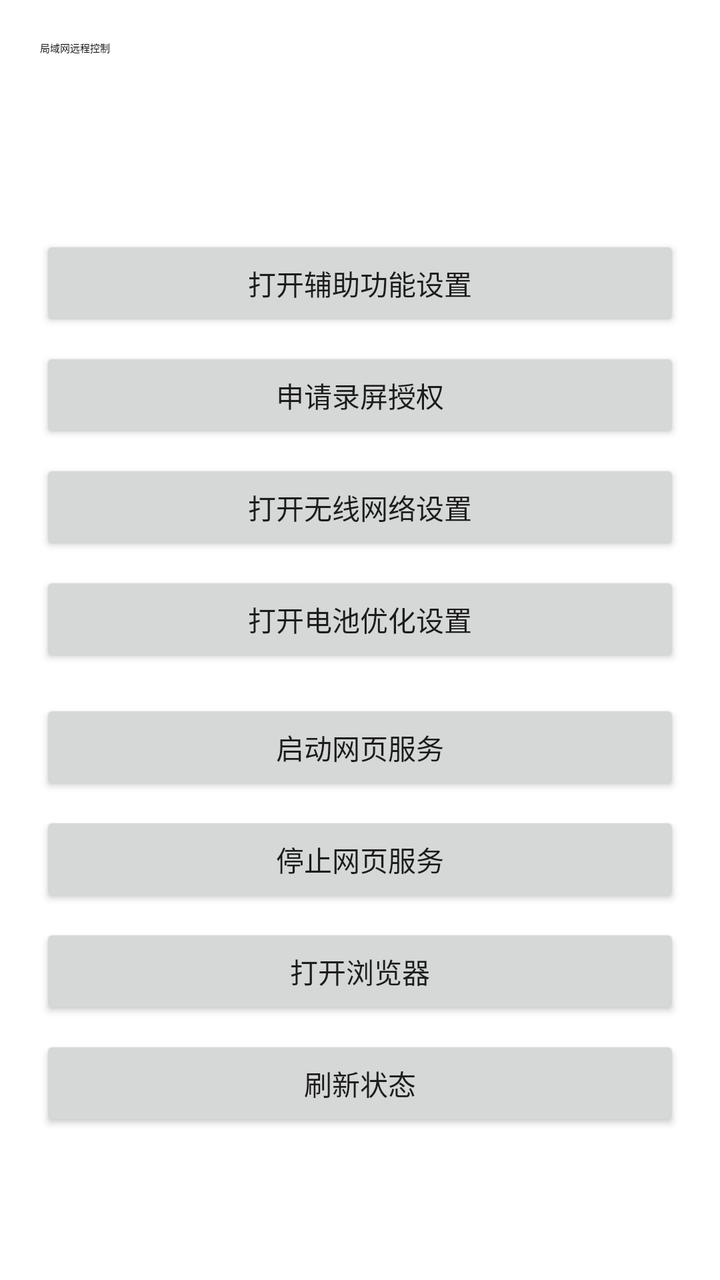
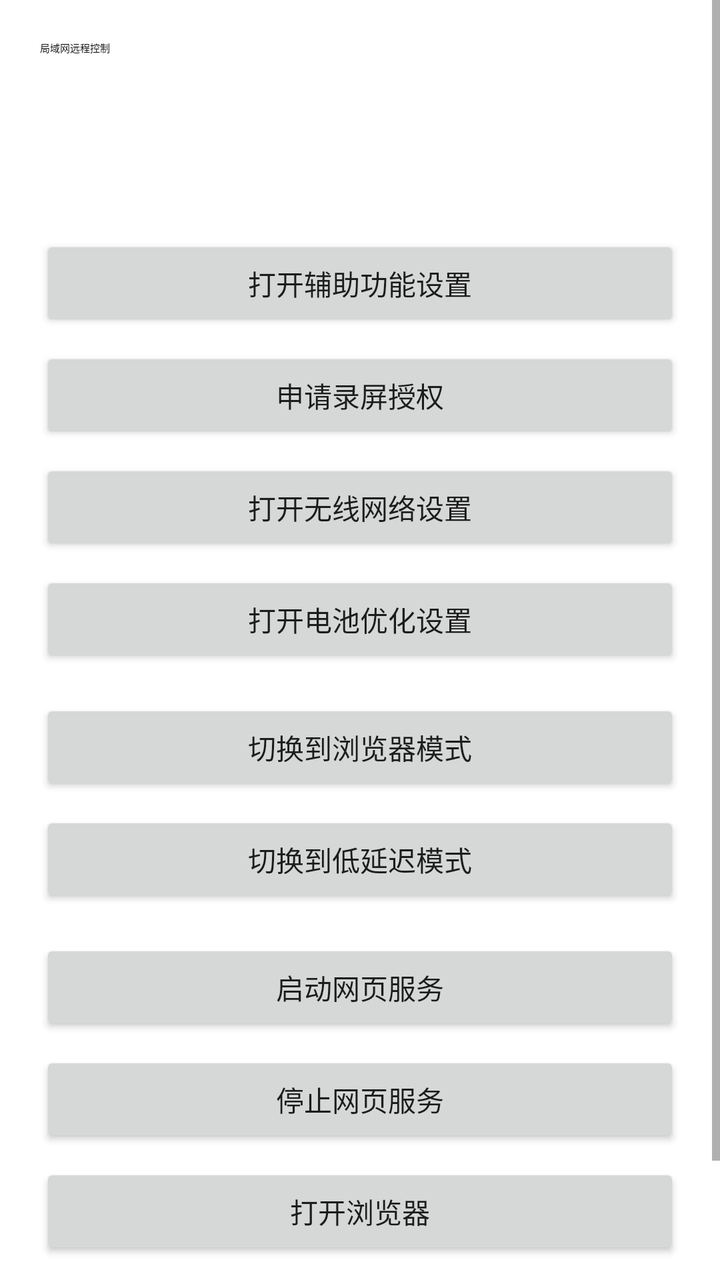

Compare the two renders of this Android layout. The source of the first and the diff that turns it into the second are given below.
<!-- AndroidManifest.xml: application theme Theme.LanRemoteControl -->
<!-- res/layout/activity_main.xml -->
<?xml version="1.0" encoding="utf-8"?>
<ScrollView xmlns:android="http://schemas.android.com/apk/res/android"
    android:layout_width="match_parent"
    android:layout_height="match_parent">

    <LinearLayout
        android:layout_width="match_parent"
        android:layout_height="wrap_content"
        android:orientation="vertical"
        android:padding="20dp">

        <TextView
            android:id="@+id/titleText"
            android:layout_width="wrap_content"
            android:layout_height="wrap_content"
            android:text="@string/app_name"
            android:textAppearance="?attr/textAppearanceHeadlineSmall" />

        <TextView
            android:id="@+id/statusText"
            android:layout_width="match_parent"
            android:layout_height="wrap_content"
            android:layout_marginTop="16dp"
            android:textIsSelectable="true" />

        <TextView
            android:id="@+id/instructionsText"
            android:layout_width="match_parent"
            android:layout_height="wrap_content"
            android:layout_marginTop="16dp"
            android:textIsSelectable="true" />

        <Button
            android:id="@+id/openAccessibilityButton"
            android:layout_width="match_parent"
            android:layout_height="wrap_content"
            android:layout_marginTop="20dp"
            android:text="@string/open_accessibility_settings" />

        <Button
            android:id="@+id/requestProjectionButton"
            android:layout_width="match_parent"
            android:layout_height="wrap_content"
            android:layout_marginTop="8dp"
            android:text="@string/request_projection_permission" />

        <Button
            android:id="@+id/openWifiButton"
            android:layout_width="match_parent"
            android:layout_height="wrap_content"
            android:layout_marginTop="8dp"
            android:text="@string/open_wifi_settings" />

        <Button
            android:id="@+id/openBatteryButton"
            android:layout_width="match_parent"
            android:layout_height="wrap_content"
            android:layout_marginTop="8dp"
            android:text="@string/open_battery_settings" />

        <Button
            android:id="@+id/startServerButton"
            android:layout_width="match_parent"
            android:layout_height="wrap_content"
            android:layout_marginTop="16dp"
            android:text="@string/start_server" />

        <Button
            android:id="@+id/stopServerButton"
            android:layout_width="match_parent"
            android:layout_height="wrap_content"
            android:layout_marginTop="8dp"
            android:text="@string/stop_server" />

        <Button
            android:id="@+id/openBrowserButton"
            android:layout_width="match_parent"
            android:layout_height="wrap_content"
            android:layout_marginTop="8dp"
            android:text="@string/open_browser" />

        <Button
            android:id="@+id/refreshButton"
            android:layout_width="match_parent"
            android:layout_height="wrap_content"
            android:layout_marginTop="8dp"
            android:text="@string/refresh_status" />

    </LinearLayout>

</ScrollView>
<!-- resources referenced by this layout -->
<resources>
  <string name="app_name">局域网远程控制</string>
  <string name="open_accessibility_settings">打开辅助功能设置</string>
  <string name="open_battery_settings">打开电池优化设置</string>
  <string name="open_browser">打开浏览器</string>
  <string name="open_wifi_settings">打开无线网络设置</string>
  <string name="refresh_status">刷新状态</string>
  <string name="request_projection_permission">申请录屏授权</string>
  <string name="start_server">启动网页服务</string>
  <string name="stop_server">停止网页服务</string>
  <style name="Theme.LanRemoteControl" parent="Theme.MaterialComponents.DayNight.NoActionBar">
          <item name="colorPrimary">@color/blue_600</item>
          <item name="colorPrimaryVariant">@color/blue_600</item>
          <item name="colorOnPrimary">@color/white</item>
          <item name="android:statusBarColor" tools:targetApi="l">@color/gray_950</item>
      </style>
  <color name="blue_600">#2563EB</color>
  <color name="white">#FFFFFF</color>
  <color name="gray_950">#0F172A</color>
</resources>

<!-- the commit's change to res/layout/activity_main.xml (unified diff, before → after) -->
@@ -59,6 +59,20 @@
             android:text="@string/open_battery_settings" />
 
         <Button
+            android:id="@+id/browserModeButton"
+            android:layout_width="match_parent"
+            android:layout_height="wrap_content"
+            android:layout_marginTop="16dp"
+            android:text="@string/browser_mode" />
+
+        <Button
+            android:id="@+id/lowLatencyModeButton"
+            android:layout_width="match_parent"
+            android:layout_height="wrap_content"
+            android:layout_marginTop="8dp"
+            android:text="@string/low_latency_mode" />
+
+        <Button
             android:id="@+id/startServerButton"
             android:layout_width="match_parent"
             android:layout_height="wrap_content"
<!-- resource entries referenced after the edit -->
@@ -1,6 +1,8 @@
 <!-- resources referenced by this layout -->
 <resources>
   <string name="app_name">局域网远程控制</string>
+  <string name="browser_mode">切换到浏览器模式</string>
+  <string name="low_latency_mode">切换到低延迟模式</string>
   <string name="open_accessibility_settings">打开辅助功能设置</string>
   <string name="open_battery_settings">打开电池优化设置</string>
   <string name="open_browser">打开浏览器</string>
